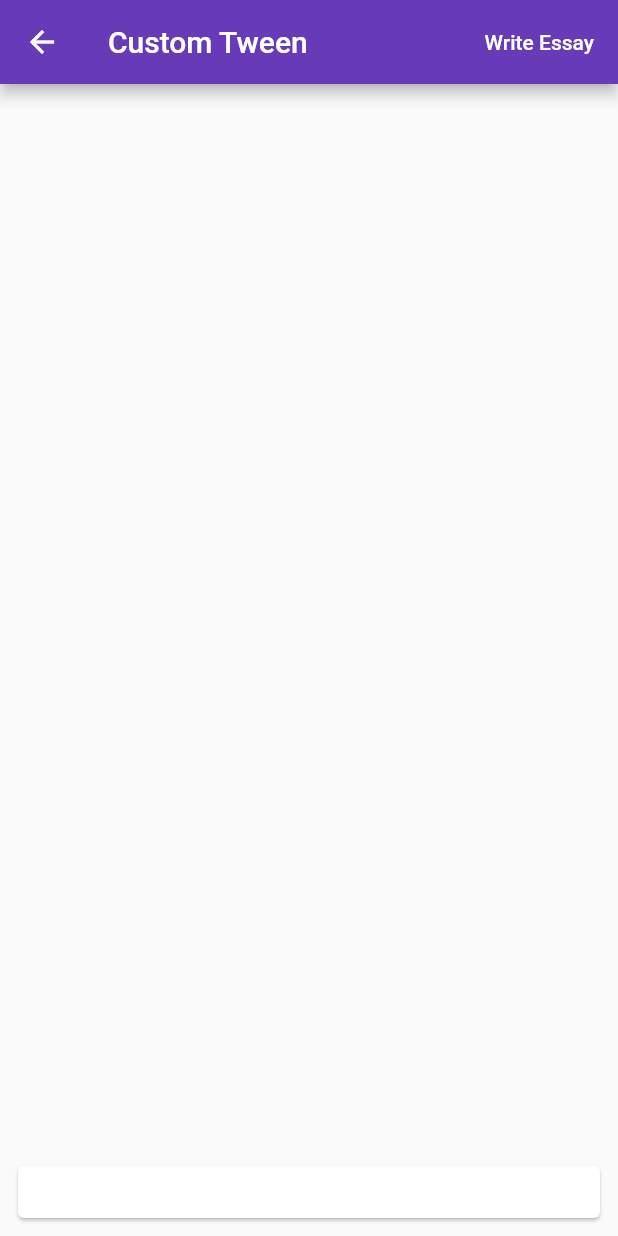
After one commit to omarSuarezRodriguez/flutter_tutorial, a Flutter app: the CustomTweenDemo screen opened by its route, on a phone screen of 412 x 824 dp. The commit adds this screen. Run offline on Flutter 3.47's test engine with Material 2 defaults, Android fonts, the phone set to English and light mode, and no system bars; our stand-ins replace go_router.

Commit message:
Se agregaron 7 nuevas rutas o pages a la app

```diff
--- /dev/null
+++ b/lib/src/basics/06_custom_tween.dart
@@ -0,0 +1,122 @@
+// Copyright 2019 The Flutter team. All rights reserved.
+// Use of this source code is governed by a BSD-style license that can be
+// found in the LICENSE file.
+
+import 'package:flutter/material.dart';
+
+class TypewriterTween extends Tween<String> {
+  TypewriterTween({String begin = '', String end = ''})
+      : super(begin: begin, end: end);
+
+  @override
+  String lerp(double t) {
+    var cutoff = (end!.length * t).round();
+    return end!.substring(0, cutoff);
+  }
+}
+
+class CustomTweenDemo extends StatefulWidget {
+  const CustomTweenDemo({super.key});
+  static const String routeName = 'basics/custom_tweens';
+
+  @override
+  State<CustomTweenDemo> createState() => _CustomTweenDemoState();
+}
+
+class _CustomTweenDemoState extends State<CustomTweenDemo>
+    with SingleTickerProviderStateMixin {
+  static const Duration _duration = Duration(seconds: 3);
+  static const String message = loremIpsum;
+  late final AnimationController controller;
+  late final Animation<String> animation;
+
+  @override
+  void initState() {
+    super.initState();
+
+    controller = AnimationController(vsync: this, duration: _duration);
+    animation = TypewriterTween(end: message).animate(controller);
+  }
+
+  @override
+  void dispose() {
+    controller.dispose();
+    super.dispose();
+  }
+
+  @override
+  Widget build(BuildContext context) {
+    return Scaffold(
+      appBar: AppBar(
+        title: const Text('Custom Tween'),
+        actions: [
+          MaterialButton(
+            textColor: Colors.white,
+            onPressed: () {
+              if (controller.status == AnimationStatus.completed) {
+                controller.reverse().whenComplete(() {
+                  setState(() {});
+                });
+              } else {
+                controller.forward().whenComplete(() {
+                  setState(() {});
+                });
+              }
+            },
+            child: Text(
+              controller.status == AnimationStatus.completed
+                  ? 'Delete Essay'
+                  : 'Write Essay',
+            ),
+          ),
+        ],
+      ),
+      body: SafeArea(
+        child: Container(
+          alignment: Alignment.bottomCenter,
+          child: SingleChildScrollView(
+            child: Column(
+              mainAxisAlignment: MainAxisAlignment.end,
+              crossAxisAlignment: CrossAxisAlignment.stretch,
+              children: [
+                Padding(
+                  padding: const EdgeInsets.all(8.0),
+                  child: Card(
+                    child: Container(
+                      padding: const EdgeInsets.all(8.0),
+                      child: AnimatedBuilder(
+                        animation: animation,
+                        builder: (context, child) {
+                          return Text(
+                            animation.value,
+                            style: const TextStyle(
+                                fontSize: 16, fontFamily: 'SpecialElite'),
+                          );
+                        },
+                      ),
+                    ),
+                  ),
+                ),
+              ],
+            ),
+          ),
+        ),
+      ),
+    );
+  }
+}
+
+const String loremIpsum = '''
+Sed ut perspiciatis, unde omnis iste natus error sit voluptatem accusantium
+doloremque laudantium, totam rem aperiam eaque ipsa, quae ab illo inventore
+veritatis et quasi architecto beatae vitae dicta sunt, explicabo. Nemo enim
+ipsam voluptatem, quia voluptas sit, aspernatur aut odit aut fugit, sed quia
+consequuntur magni dolores eos, qui ratione voluptatem sequi nesciunt, neque
+porro quisquam est, qui dolorem ipsum, quia dolor sit amet consectetur
+adipisci[ng] velit, sed quia non-numquam [do] eius modi tempora inci[di]dunt, ut
+labore et dolore magnam aliquam quaerat voluptatem. Ut enim ad minima veniam,
+quis nostrum[d] exercitationem ullam corporis suscipit laboriosam, nisi ut
+aliquid ex ea commodi consequatur? Quis autem vel eum iure reprehenderit, qui in
+ea voluptate velit esse, quam nihil molestiae consequatur, vel illum, qui
+dolorem eum fugiat, quo voluptas nulla pariatur?
+''';
```
Also changed, not shown: lib/src/app.dart (+57 -7 lines), lib/src/basics/02_page_route_builder.dart (added, +58 -0 lines), lib/src/basics/03_animation_controller.dart (added, +87 -0 lines), lib/src/basics/04_tweens.dart (added, +74 -0 lines), lib/src/basics/05_animated_container.dart (added, +84 -0 lines), lib/src/basics/07_tween_sequence.dart (added, +84 -0 lines), lib/src/basics/08_fade_transition.dart (added, +77 -0 lines).
